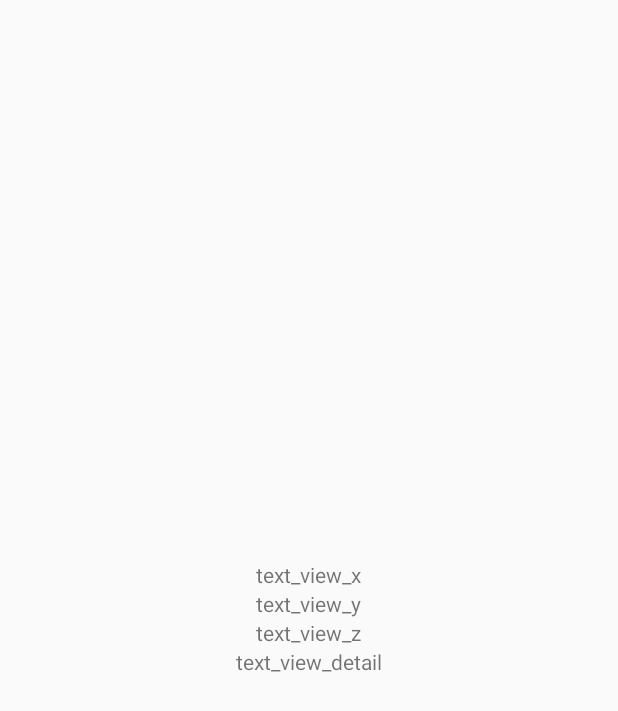
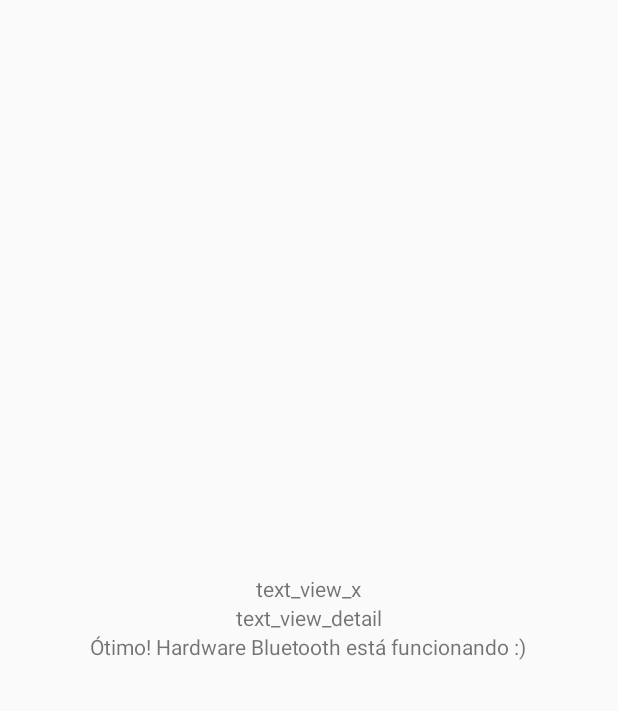
Before and after one commit to vmmelo/Penumbra, an Android app: the screen it shows after launch (Game), after a tap on "Novo Jogo", on a phone screen of 412 x 824 dp. Shown: the top 711 px of the screen. Run offline under Robolectric (Android 15) with nearby library versions, the phone set to English and light mode, and no system bars.

Commit message:
eixo do giroscopio corrigido, e base para o bluetooth

```diff
--- a/app/src/main/AndroidManifest.xml
+++ b/app/src/main/AndroidManifest.xml
@@ -1,6 +1,9 @@
 <?xml version="1.0" encoding="utf-8"?>
 <manifest xmlns:android="http://schemas.android.com/apk/res/android"
     package="com.example.victor.penumbra">
+
+    <uses-permission android:name="android.permission.BLUETOOTH" />
+    <uses-permission android:name="android.permission.BLUETOOTH_ADMIN" />
 
     <application
         android:allowBackup="true"
--- a/app/src/main/java/com/example/victor/penumbra/Game.java
+++ b/app/src/main/java/com/example/victor/penumbra/Game.java
@@ -1,53 +1,112 @@
 package com.example.victor.penumbra;
 
-import android.app.Activity;
+import android.app.*;
+import android.content.BroadcastReceiver;
 import android.content.Context;
 import android.hardware.Sensor;
 import android.hardware.SensorEvent;
 import android.hardware.SensorEventListener;
 import android.hardware.SensorManager;
-import android.net.Uri;
 import android.os.Bundle;
+import android.widget.ArrayAdapter;
+import android.widget.ListView;
 import android.widget.TextView;
+import android.bluetooth.BluetoothAdapter;
+import android.bluetooth.BluetoothDevice;
+import android.content.Intent;
+import android.content.IntentFilter;
+import android.view.*;
+import java.util.ArrayList;
 
-import com.google.android.gms.appindexing.Action;
-import com.google.android.gms.appindexing.AppIndex;
-import com.google.android.gms.common.api.GoogleApiClient;
-
+import java.util.Set;
 
 public class Game extends Activity implements SensorEventListener {
 
     private TextView textViewX;
-    private TextView textViewY;
-    private TextView textViewZ;
+    private TextView bluetoothTextView;
     private TextView textViewDetail;
+
+    private ListView lv;
 
     private SensorManager mSensorManager;
     private Sensor mAccelerometer;
-    /**
-     * ATTENTION: This was auto-generated to implement the App Indexing API.
-     * See https://g.co/AppIndexing/AndroidStudio for more information.
-     */
-    private GoogleApiClient client;
+
+    public static int ENABLE_BLUETOOTH = 1;
+    public static int SELECT_PAIRED_DEVICE = 2;
+    public static int SELECT_DISCOVERED_DEVICE = 3;
+
+    ArrayAdapter<String> arrayAdapter;
+
+    BluetoothAdapter mBluetoothAdapter;
+
 
     @Override
     public void onCreate(Bundle savedInstanceState) {
         super.onCreate(savedInstanceState);
         setContentView(R.layout.game);
 
+
         textViewX = (TextView) findViewById(R.id.text_view_x);
-        textViewY = (TextView) findViewById(R.id.text_view_y);
-        textViewZ = (TextView) findViewById(R.id.text_view_z);
         textViewDetail = (TextView) findViewById(R.id.text_view_detail);
+        bluetoothTextView = (TextView) findViewById(R.id.bluetooth_text_view);
+        lv = (ListView) findViewById(R.id.listView1);
+
+        arrayAdapter = new ArrayAdapter<>(this, android.R.layout.simple_list_item_1);
+
+        lv.setAdapter(arrayAdapter);
 
         mSensorManager = (SensorManager) getSystemService(Context.SENSOR_SERVICE);
         //mAccelerometer = mSensorManager.getDefaultSensor(Sensor.TYPE_ACCELEROMETER);
-        mAccelerometer = mSensorManager.getDefaultSensor(Sensor.TYPE_ORIENTATION);
+        mAccelerometer = mSensorManager.getDefaultSensor(Sensor.TYPE_ORIENTATION);//deprecatede, mas foda-se
 
-        // ATTENTION: This was auto-generated to implement the App Indexing API.
-        // See https://g.co/AppIndexing/AndroidStudio for more information.
-        client = new GoogleApiClient.Builder(this).addApi(AppIndex.API).build();
+        mBluetoothAdapter = BluetoothAdapter.getDefaultAdapter();
+        if (mBluetoothAdapter == null) {
+            bluetoothTextView.setText("Que pena! Hardware Bluetooth não está funcionando :(");
+        } else {
+            bluetoothTextView.setText("Ótimo! Hardware Bluetooth está funcionando :)");
+        }
+
+        if (!mBluetoothAdapter.isEnabled()) {
+            Intent enableBtIntent = new Intent(BluetoothAdapter.ACTION_REQUEST_ENABLE);
+            startActivityForResult(enableBtIntent, ENABLE_BLUETOOTH);
+        }
+
+        Set<BluetoothDevice> pairedDevices = mBluetoothAdapter.getBondedDevices();
+        // If there are paired devices
+        if (pairedDevices.size() > 0) {
+            // Loop through paired devices
+            for (BluetoothDevice device : pairedDevices) {
+                //fazer alguma coisa com os que já estão pareados
+                arrayAdapter.add(device.getName() + "\n" + device.getAddress());
+            }
+        }
+
+        IntentFilter filter = new IntentFilter(BluetoothDevice.ACTION_FOUND);
+        registerReceiver(mReceiver, filter); // Don't forget to unregister during onDestroy
+
+        Intent discoverableIntent = new Intent(BluetoothAdapter.ACTION_REQUEST_DISCOVERABLE);
+        discoverableIntent.putExtra(BluetoothAdapter.EXTRA_DISCOVERABLE_DURATION, 0);//0 -> infinito
+        startActivity(discoverableIntent);
     }
+
+    @Override
+    protected void onDestroy(){
+        super.onDestroy();
+        unregisterReceiver(mReceiver);
+    }
+
+    private final BroadcastReceiver mReceiver = new BroadcastReceiver() {
+        public void onReceive(Context context, Intent intent) {
+            String action = intent.getAction();
+            // When discovery finds a device
+            if (BluetoothDevice.ACTION_FOUND.equals(action)) {
+                // Get the BluetoothDevice object from the Intent
+                BluetoothDevice device = intent.getParcelableExtra(BluetoothDevice.EXTRA_DEVICE);
+                // Add the name and address to an array adapter to show in a ListView
+                arrayAdapter.add(device.getName() + "\n" + device.getAddress());
+            }
+        }
+    };
 
     @Override
     protected void onResume() {
@@ -67,87 +126,17 @@ public class Game extends Activity implements SensorEventListener {
 
     @Override
     public void onSensorChanged(SensorEvent event) {
-        Float x = event.values[0];
-        Float y = event.values[1];
-        Float z = event.values[2];
 
-        float cnst = (float) 1;
-//        float cnst = (float) (180.0 / 3.1428);
+        float pitch = event.values[2];
 
-        float fx = x.floatValue() * cnst;
-        float fy = y.floatValue() * cnst;
-        float fz = z.floatValue() * cnst;
+        textViewX.setText("Posição X: " + pitch);
 
-
-         /*
-        Os valores ocilam de -10 a 10.
-        Quanto maior o valor de X mais ele ta caindo para a esquerda - Positivo Esqueda
-        Quanto menor o valor de X mais ele ta caindo para a direita  - Negativo Direita
-        Se o valor de  X for 0 então o celular ta em pé - Nem Direita Nem Esquerda
-        Se o valor de Y for 0 então o cel ta "deitado"
-         Se o valor de Y for negativo então ta de cabeça pra baixo, então quanto menor y mais ele ta inclinando pra ir pra baixo
-        Se o valor de Z for 0 então o dispositivo esta reto na horizontal.
-        Quanto maioro o valor de Z Mais ele esta inclinado para frente
-        Quanto menor o valor de Z Mais ele esta inclinado para traz.
-        */
-        //textViewX.setText("Posição X: " + x.intValue() + " Float: " + x);
-        //textViewY.setText("Posição Y: " + y.intValue() + " Float: " + y);
-        //textViewZ.setText("Posição Z: " + z.intValue() + " Float: " + z);
-
-        textViewX.setText("Posição X: " + fx);
-        textViewY.setText("Posição Y: " + fy);
-        textViewZ.setText("Posição Z: " + fz);
-
-//        if (y < 0) { // O dispositivo esta de cabeça pra baixo
-//            if (x > 0)
-//                textViewDetail.setText("Virando para ESQUERDA ficando INVERTIDO");
-//            if (x < 0)
-//                textViewDetail.setText("Virando para DIREITA ficando INVERTIDO");
-//        } else {
-//            if (x > 0)
-//                textViewDetail.setText("Virando para ESQUERDA ");
-//            if (x < 0)
-//                textViewDetail.setText("Virando para DIREITA ");
-//        }
-    }
-
-    @Override
-    public void onStart() {
-        super.onStart();
-
-        // ATTENTION: This was auto-generated to implement the App Indexing API.
-        // See https://g.co/AppIndexing/AndroidStudio for more information.
-        client.connect();
-        Action viewAction = Action.newAction(
-                Action.TYPE_VIEW, // TODO: choose an action type.
-                "Game Page", // TODO: Define a title for the content shown.
-                // TODO: If you have web page content that matches this app activity's content,
-                // make sure this auto-generated web page URL is correct.
-                // Otherwise, set the URL to null.
-                Uri.parse("http://host/path"),
-                // TODO: Make sure this auto-generated app deep link URI is correct.
-                Uri.parse("android-app://com.example.victor.penumbra/http/host/path")
-        );
-        AppIndex.AppIndexApi.start(client, viewAction);
-    }
-
-    @Override
-    public void onStop() {
-        super.onStop();
-
-        // ATTENTION: This was auto-generated to implement the App Indexing API.
-        // See https://g.co/AppIndexing/AndroidStudio for more information.
-        Action viewAction = Action.newAction(
-                Action.TYPE_VIEW, // TODO: choose an action type.
-                "Game Page", // TODO: Define a title for the content shown.
-                // TODO: If you have web page content that matches this app activity's content,
-                // make sure this auto-generated web page URL is correct.
-                // Otherwise, set the URL to null.
-                Uri.parse("http://host/path"),
-                // TODO: Make sure this auto-generated app deep link URI is correct.
-                Uri.parse("android-app://com.example.victor.penumbra/http/host/path")
-        );
-        AppIndex.AppIndexApi.end(client, viewAction);
-        client.disconnect();
+        if (pitch <= 45 && pitch >= -45) {
+            textViewDetail.setText("mostly vertical");
+        } else if (pitch < -45) {
+            textViewDetail.setText("mostly right side");
+        } else if (pitch > 45) {
+            textViewDetail.setText("mostly left side");
+        }
     }
 }
--- a/app/src/main/res/layout/game.xml
+++ b/app/src/main/res/layout/game.xml
@@ -14,20 +14,6 @@
         android:id="@+id/text_view_x"
         />
 
-    <TextView
-        android:layout_width="wrap_content"
-        android:layout_height="wrap_content"
-        android:text="text_view_y"
-        android:id="@+id/text_view_y"
-        />
-
-    <TextView
-        android:layout_width="wrap_content"
-        android:layout_height="wrap_content"
-        android:text="text_view_z"
-        android:id="@+id/text_view_z"
-        />
-
 
     <TextView
         android:layout_width="wrap_content"
@@ -36,4 +22,17 @@
         android:id="@+id/text_view_detail"
         />
 
+    <TextView
+        android:layout_width="wrap_content"
+        android:layout_height="wrap_content"
+        android:text="Bluetooth"
+        android:id="@+id/bluetooth_text_view"
+        android:layout_gravity="center_horizontal" />
+
+    <ListView
+        android:layout_width="match_parent"
+        android:layout_height="wrap_content"
+        android:id="@+id/listView1"
+        android:layout_gravity="center_horizontal" />
+
 </LinearLayout>
--- a/build.gradle
+++ b/build.gradle
@@ -5,7 +5,7 @@ buildscript {
         jcenter()
     }
     dependencies {
-        classpath 'com.android.tools.build:gradle:2.1.0'
+        classpath 'com.android.tools.build:gradle:2.1.2'
 
         // NOTE: Do not place your application dependencies here; they belong
         // in the individual module build.gradle files
```
